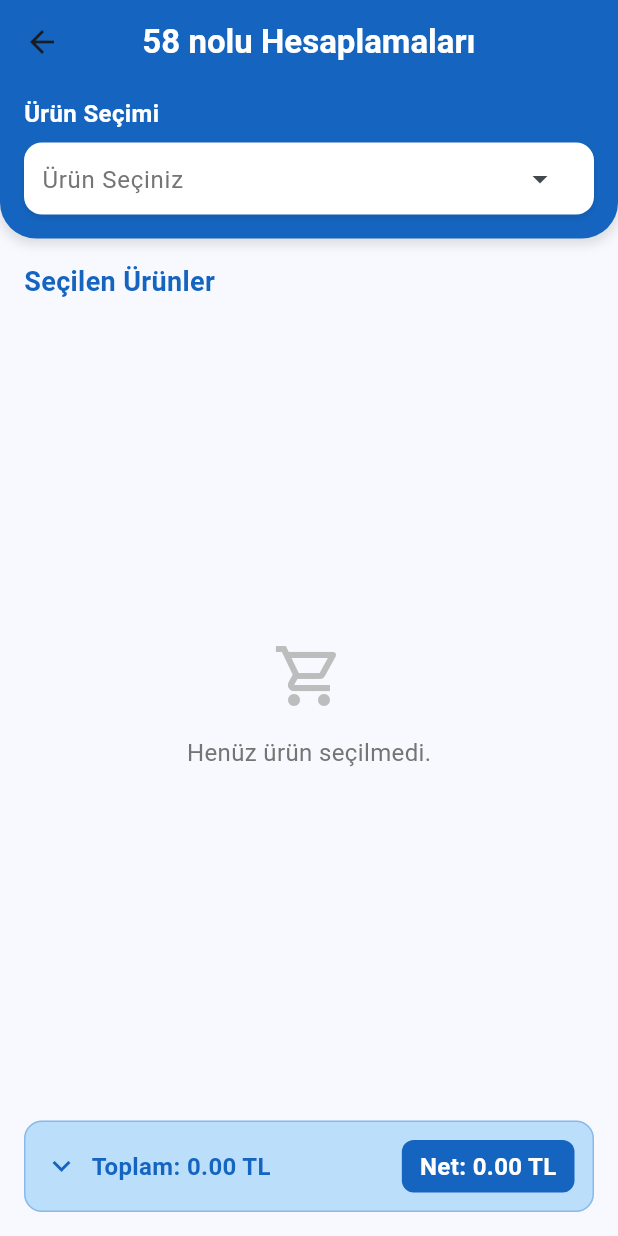
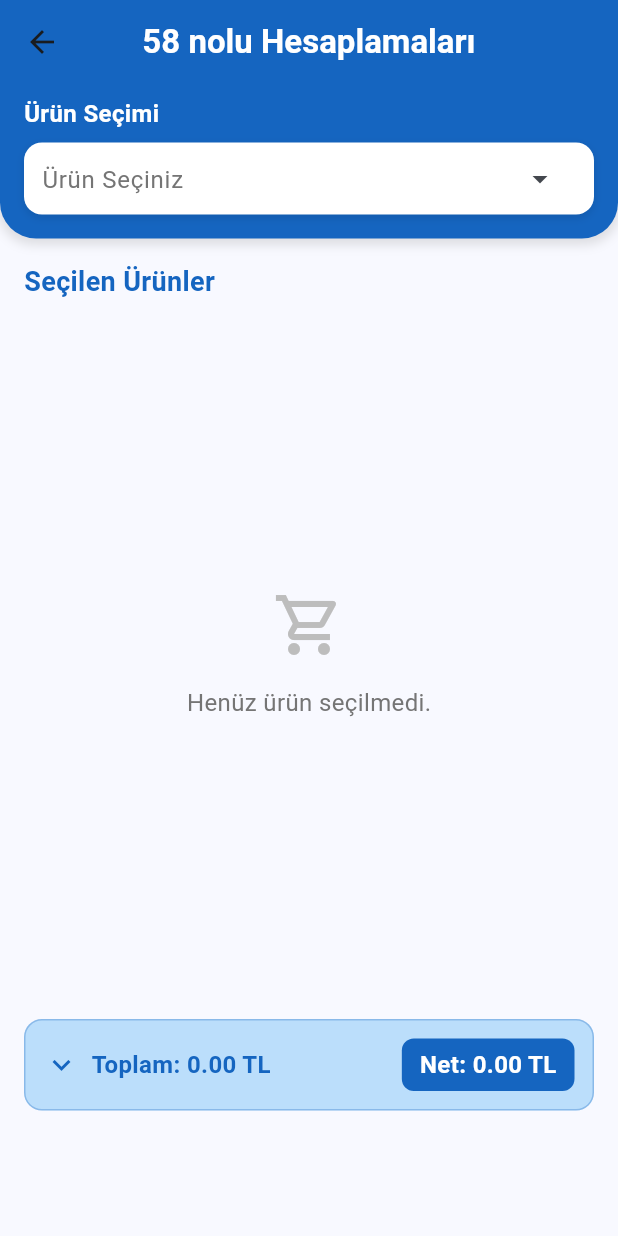
Before and after one commit to TahirAtakanCan/osmYapi, a Flutter app: the screen it shows after launch, after a tap on "58 nolu", on a phone screen of 412 x 824 dp. Run offline on Flutter 3.47's test engine with Material 3 defaults, Android fonts, the phone set to English and light mode, and no system bars; drawn by our look-alikes of dropdown_search; our stand-ins replace get; missing offline and left inert: excel.

Commit message:
responsive ayarı yapıldı.

```diff
--- a/lib/CalculateScreen.dart
+++ b/lib/CalculateScreen.dart
@@ -219,6 +219,10 @@ class _CalculateScreenState extends State<CalculateScreen> {
             ),
           )
         : SafeArea(
+            child: SingleChildScrollView(
+              child: Container(
+                width: MediaQuery.of(context).size.width,
+                height: MediaQuery.of(context).size. height * 0.85,
                 child: Column(
                   crossAxisAlignment: CrossAxisAlignment.start,
                   children: [
@@ -476,7 +480,7 @@ class _CalculateScreenState extends State<CalculateScreen> {
                                             crossAxisAlignment: CrossAxisAlignment.center,
                                             children: [
                                               Expanded(
-                                            flex: 3,
+                                                flex: 2,
                                                 child: Column(
                                                   crossAxisAlignment: CrossAxisAlignment.start,
                                                   children: [
@@ -840,6 +844,8 @@ class _CalculateScreenState extends State<CalculateScreen> {
                     ),
                   ],
                 ),
+              ),
+            ),
           )
       ),
     );
```
Lines whose indentation alone changed are shown as unchanged.
